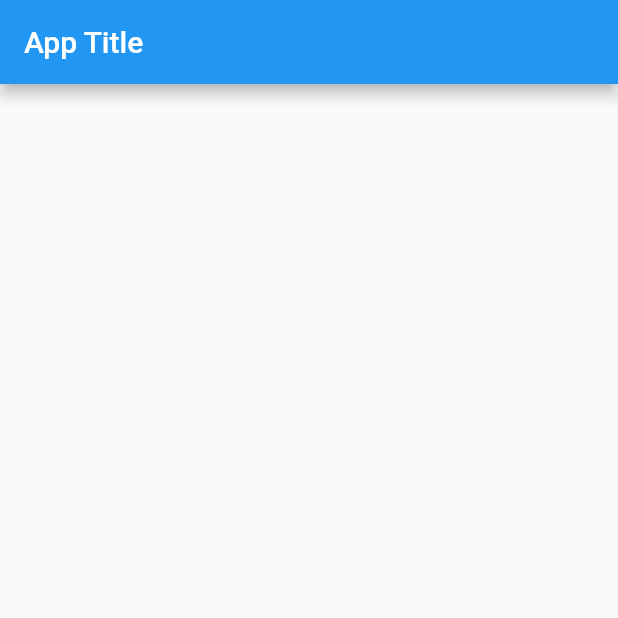
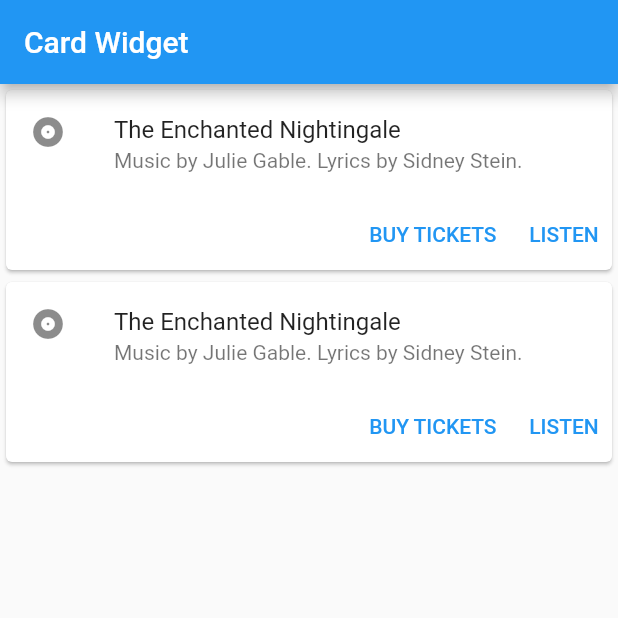
Before and after one commit to authuright/complete-flutter-app, a Flutter app: the screen it shows after launch, on a phone screen of 412 x 824 dp, the top half of it. Run offline on Flutter 3.47's test engine with Material 2 defaults, Android fonts, the phone set to English and light mode, and no system bars.

Commit message:
Card Widget

```diff
--- a/lib/main.dart
+++ b/lib/main.dart
@@ -1,4 +1,3 @@
-
 import 'package:flutter/material.dart';
 
 void main() {
@@ -29,9 +28,75 @@ class _MyHomePageState extends State<MyHomePage> {
   Widget build(BuildContext context) {
     return Scaffold(
       appBar: AppBar(
-        title: const Text("App Title"),
+        title: const Text("Card Widget"),
       ),
-      body: const Center(
+      body: Center(
+        child: Column(
+          children: [
+            Card(
+              // elevation: 20.0, //shadow card
+              // shadowColor: Colors.yellowAccent, // custom color shadow
+              child: Column(
+                mainAxisSize: MainAxisSize.min,
+                children: [
+                  const ListTile(
+                    leading: Icon(Icons.album),
+                    title: Text("The Enchanted Nightingale"),
+                    subtitle:
+                        Text('Music by Julie Gable. Lyrics by Sidney Stein.'),
+                  ),
+                  Row(
+                    mainAxisAlignment: MainAxisAlignment.end,
+                    children: [
+                      TextButton(
+                        onPressed: () {},
+                        child: const Text('BUY TICKETS'),
+                      ),
+                      const SizedBox(
+                        width: 5.0,
+                      ),
+                      TextButton(
+                        onPressed: () {},
+                        child: const Text('LISTEN'),
+                      ),
+                    ],
+                  )
+                ],
+              ),
+            ),
+            Card(
+              // elevation: 20.0, //shadow card
+              // shadowColor: Colors.yellowAccent, // custom color shadow
+              child: Column(
+                mainAxisSize: MainAxisSize.min,
+                children: [
+                  const ListTile(
+                    leading: Icon(Icons.album),
+                    title: Text("The Enchanted Nightingale"),
+                    subtitle:
+                    Text('Music by Julie Gable. Lyrics by Sidney Stein.'),
+                  ),
+                  Row(
+                    mainAxisAlignment: MainAxisAlignment.end,
+                    children: [
+                      TextButton(
+                        onPressed: () {},
+                        child: const Text('BUY TICKETS'),
+                      ),
+                      const SizedBox(
+                        width: 5.0,
+                      ),
+                      TextButton(
+                        onPressed: () {},
+                        child: const Text('LISTEN'),
+                      ),
+                    ],
+                  )
+                ],
+              ),
+            ),
+          ],
+        ),
       ),
     );
   }
```
Also changed, not shown: IMG_5531.PNG (added).
